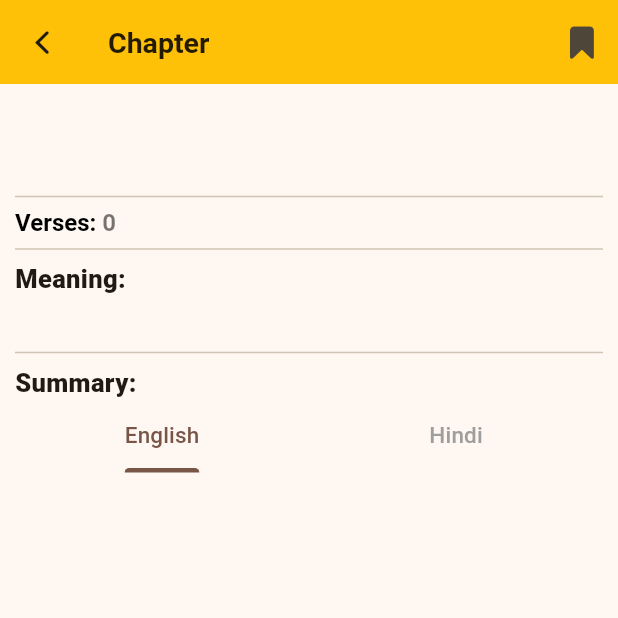
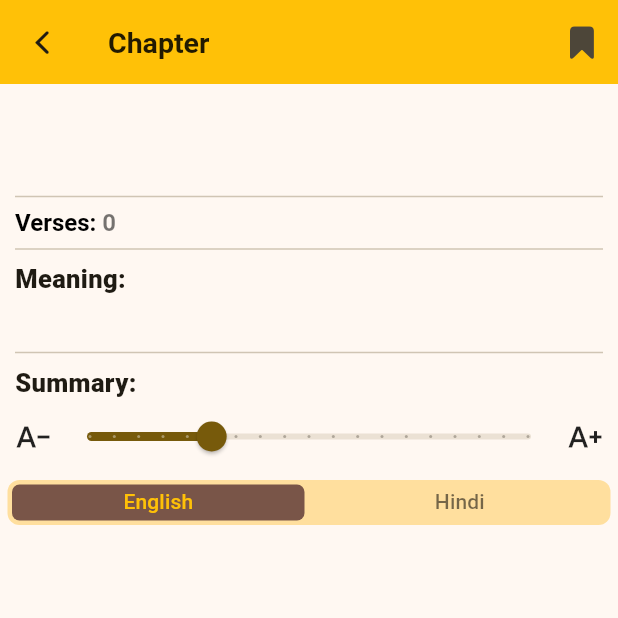
Before and after one commit to Aman-Sirmaur19/Shreemad_Bhagavad_Geeta_App, a Flutter app: the SummaryScreen screen opened directly with empty values, after a tap on an icon or button, on a phone screen of 412 x 824 dp, the top half of it. Run offline on Flutter 3.47's test engine with Material 3 defaults, Android fonts, the phone set to English and light mode, and no system bars; our stand-ins replace flutter_tts, google_mobile_ads, hive, hive_flutter; missing offline and left inert: in_app_update, translator; accounts and stored records are empty; network calls fail.

Commit message:
Implemented font size slider feature & large view area for summary and description.

```diff
--- /dev/null
+++ b/lib/providers/font_size_provider.dart
@@ -0,0 +1,26 @@
+import 'package:flutter/material.dart';
+import 'package:hive/hive.dart';
+
+class FontSizeProvider extends ChangeNotifier {
+  static const String _boxName = 'settings';
+  static const String _fontSizeKey = 'fontSize';
+
+  double _fontSize = 17;
+
+  double get fontSize => _fontSize;
+
+  FontSizeProvider() {
+    _loadFontSize();
+  }
+
+  void _loadFontSize() {
+    final box = Hive.box(_boxName);
+    _fontSize = box.get(_fontSizeKey, defaultValue: 17.0);
+  }
+
+  void setFontSize(double value) {
+    _fontSize = value;
+    Hive.box(_boxName).put(_fontSizeKey, value);
+    notifyListeners();
+  }
+}
--- a/lib/screens/tabs/summary_screen.dart
+++ b/lib/screens/tabs/summary_screen.dart
@@ -6,9 +6,11 @@ import 'package:hive/hive.dart';
 import 'package:provider/provider.dart';
 
 import '../../widgets/custom_banner_ad.dart';
+import '../../widgets/font_size_slider.dart';
 import '../../services/translation_service.dart';
 import '../../providers/language_provider.dart';
 import '../../providers/bookmarks_provider.dart';
+import '../../providers/font_size_provider.dart';
 
 class SummaryScreen extends StatefulWidget {
   final dynamic chapter;
@@ -19,9 +21,14 @@ class SummaryScreen extends StatefulWidget {
   State<SummaryScreen> createState() => _SummaryScreenState();
 }
 
-class _SummaryScreenState extends State<SummaryScreen> {
-  String selectedLanguage = 'en';
-  String selectedLanguageName = 'English';
+class _SummaryScreenState extends State<SummaryScreen>
+    with TickerProviderStateMixin {
+  String _selectedLanguage = 'en';
+  String _selectedLanguageName = 'English';
+  late TabController _tabController;
+
+  /// Cache the translation future so it does not reload on every setState
+  late Future<String?> _translationFuture;
 
   void _toggleBookmark(String chapterNumber) {
     var box = Hive.box<String>('summaryBookmarks');
@@ -38,15 +45,54 @@ class _SummaryScreenState extends State<SummaryScreen> {
   }
 
   @override
+  void initState() {
+    super.initState();
+    _tabController = TabController(
+      length: 1,
+      vsync: this,
+    );
+    // initialize with default chapter summary (English)
+    _translationFuture = Future.value(widget.chapter['chapter_summary']);
+  }
+
+  @override
+  void didChangeDependencies() {
+    super.didChangeDependencies();
+    final languageProvider = Provider.of<LanguageProvider>(context);
+    final newLang = languageProvider.selectedLanguage;
+    final newLangName = languageProvider.selectedLanguageName;
+    if (newLang != _selectedLanguage) {
+      _selectedLanguage = newLang;
+      _selectedLanguageName = newLangName;
+      // update translation future
+      if (_selectedLanguage == 'en') {
+        _translationFuture = Future.value(widget.chapter['chapter_summary']);
+      } else {
+        _translationFuture = TranslationService.translate(
+          widget.chapter['chapter_summary'],
+          _selectedLanguage,
+        );
+      }
+      // update tab count
+      final tabCount = (_selectedLanguageName == 'English') ? 1 : 2;
+      _tabController.dispose();
+      _tabController = TabController(length: tabCount, vsync: this);
+    }
+  }
+
+  @override
+  void dispose() {
+    _tabController.dispose();
+    super.dispose();
+  }
+
+  @override
   Widget build(BuildContext context) {
     final bookmarksProvider =
         Provider.of<BookmarksProvider>(context, listen: false);
-    final languageProvider = Provider.of<LanguageProvider>(context);
-    selectedLanguage = languageProvider.selectedLanguage;
-    selectedLanguageName = languageProvider.selectedLanguageName;
-    return DefaultTabController(
-      length: selectedLanguageName == 'English' ? 1 : 2,
-      child: Scaffold(
+    final fontSize = Provider.of<FontSizeProvider>(context).fontSize;
+
+    return Scaffold(
       appBar: AppBar(
         leading: IconButton(
           onPressed: () => Navigator.of(context).pop(),
@@ -57,8 +103,8 @@ class _SummaryScreenState extends State<SummaryScreen> {
         actions: [
           IconButton(
             onPressed: () {
-                setState(() => _toggleBookmark(
-                    widget.chapter['chapter_number'].toString()));
+              setState(() =>
+                  _toggleBookmark(widget.chapter['chapter_number'].toString()));
               bookmarksProvider.loadChaptersBookmark();
             },
             tooltip: 'Bookmark',
@@ -71,22 +117,55 @@ class _SummaryScreenState extends State<SummaryScreen> {
         ],
       ),
       bottomNavigationBar: const CustomBannerAd(),
-        body: FutureBuilder(
-            future: TranslationService.translate(
-                widget.chapter['chapter_summary'], selectedLanguage),
-            builder: (context, translationSnapshot) {
-              if (translationSnapshot.connectionState ==
-                  ConnectionState.waiting) {
+      body: FutureBuilder<String?>(
+        future: _translationFuture,
+        builder: (context, snapshot) {
+          if (snapshot.connectionState == ConnectionState.waiting) {
             return const Center(child: CircularProgressIndicator());
           }
-              if (translationSnapshot.hasError) {
+          if (snapshot.hasError) {
             return const Center(child: Text("Error translating text"));
           }
-              final translatedSummary = selectedLanguage == 'en'
-                  ? widget.chapter['chapter_summary']
-                  : translationSnapshot.data;
-              return Padding(
+
+          final original = widget.chapter['chapter_summary'] as String;
+          final translated = snapshot.data ?? original;
+          final isOnlyEnglish = _selectedLanguageName == 'English';
+
+          // build tab views with dynamic font size
+          final tabViews = <Widget>[
+            SingleChildScrollView(
               padding: const EdgeInsets.all(10),
+              child: Text(
+                original,
+                style: TextStyle(
+                  fontSize: fontSize,
+                  color: Colors.black54,
+                  fontWeight: FontWeight.bold,
+                ),
+              ),
+            ),
+          ];
+          if (!isOnlyEnglish) {
+            tabViews.add(
+              SingleChildScrollView(
+                padding: const EdgeInsets.all(10),
+                child: Text(
+                  translated,
+                  style: TextStyle(
+                    fontSize: fontSize,
+                    color: Colors.black54,
+                    fontWeight: FontWeight.bold,
+                  ),
+                ),
+              ),
+            );
+          }
+
+          return NestedScrollView(
+            headerSliverBuilder: (context, _) => [
+              SliverToBoxAdapter(
+                child: Padding(
+                  padding: const EdgeInsets.only(left: 10, right: 10, top: 10),
                   child: Column(
                     crossAxisAlignment: CrossAxisAlignment.start,
                     children: [
@@ -122,8 +201,10 @@ class _SummaryScreenState extends State<SummaryScreen> {
                                 fontSize: 16,
                                 color: Colors.black54,
                                 fontWeight: FontWeight.bold,
-                                ))
-                          ]),
+                              ),
+                            ),
+                          ],
+                        ),
                       ),
                       const Divider(),
                       const Text(
@@ -150,58 +231,74 @@ class _SummaryScreenState extends State<SummaryScreen> {
                           fontWeight: FontWeight.w800,
                         ),
                       ),
-                    TabBar(
-                      dividerHeight: .3,
-                      dividerColor: Colors.transparent,
-                      labelColor: Colors.brown,
-                      indicatorColor: Colors.brown,
-                      unselectedLabelColor: Colors.grey,
-                      labelStyle: const TextStyle(
-                        fontSize: 15,
-                        fontWeight: FontWeight.w500,
-                      ),
-                      tabs: [
-                        const Tab(text: 'English'),
-                        if (selectedLanguageName != 'English')
-                          Tab(text: selectedLanguageName),
                     ],
-                    ),
-                    const SizedBox(height: 8),
-                    Expanded(
-                      child: TabBarView(
-                        children: [
-                          SingleChildScrollView(
-                            physics: const BouncingScrollPhysics(),
-                            child: Text(
-                              widget.chapter['chapter_summary'],
-                              style: const TextStyle(
-                                fontSize: 17,
-                                color: Colors.black54,
-                                fontWeight: FontWeight.bold,
                   ),
                 ),
               ),
-                          if (selectedLanguageName != 'English')
-                            SingleChildScrollView(
-                              physics: const BouncingScrollPhysics(),
-                              child: Text(
-                                translatedSummary ??
-                                    widget.chapter['chapter_summary'],
-                                style: const TextStyle(
-                                  fontSize: 17,
-                                  color: Colors.black54,
-                                  fontWeight: FontWeight.bold,
+              const SliverToBoxAdapter(child: FontSizeSlider()),
+              SliverPersistentHeader(
+                pinned: true,
+                delegate: _SliverTabBarDelegate(
+                  TabBar(
+                    controller: _tabController,
+                    tabs: [
+                      const Tab(text: 'English'),
+                      if (!isOnlyEnglish) Tab(text: _selectedLanguageName),
+                    ],
+                    indicator: BoxDecoration(
+                      color: Colors.brown,
+                      borderRadius: BorderRadius.circular(5),
                     ),
+                    labelColor: Colors.amber,
+                    unselectedLabelColor: Colors.black54,
+                    indicatorSize: TabBarIndicatorSize.tab,
+                    labelPadding: EdgeInsets.zero,
+                    indicatorPadding: const EdgeInsets.all(3),
+                    dividerColor: Colors.transparent,
+                  ),
+                  context,
                 ),
               ),
             ],
-                      ),
-                    ),
-                  ],
+            body: TabBarView(
+              controller: _tabController,
+              physics: const BouncingScrollPhysics(),
+              children: tabViews,
             ),
           );
-            }),
+        },
       ),
     );
   }
 }
+
+class _SliverTabBarDelegate extends SliverPersistentHeaderDelegate {
+  final TabBar tabBar;
+  final BuildContext context;
+
+  _SliverTabBarDelegate(this.tabBar, this.context);
+
+  @override
+  Widget build(
+      BuildContext context, double shrinkOffset, bool overlapsContent) {
+    return Container(
+      height: 40,
+      margin: const EdgeInsets.all(5),
+      decoration: BoxDecoration(
+        color: Theme.of(this.context).colorScheme.primaryContainer,
+        borderRadius: BorderRadius.circular(8),
+      ),
+      child: tabBar,
+    );
+  }
+
+  @override
+  double get maxExtent => 40;
+
+  @override
+  double get minExtent => 40;
+
+  @override
+  bool shouldRebuild(covariant SliverPersistentHeaderDelegate oldDelegate) =>
+      true;
+}
--- a/lib/widgets/custom_banner_ad.dart
+++ b/lib/widgets/custom_banner_ad.dart
@@ -21,7 +21,7 @@ class _CustomBannerAdState extends State<CustomBannerAd> {
   @override
   void initState() {
     super.initState();
-    _initializeNativeAd();
+    _initializeBannerAd();
   }
 
   Future<void> _initializeBannerAd() async {
@@ -36,9 +36,12 @@ class _CustomBannerAdState extends State<CustomBannerAd> {
           });
         },
         onAdFailedToLoad: (ad, error) {
+          log('Failed to load banner ad: ${error.message}');
           ad.dispose();
-          isBannerAdLoaded = false;
-          log('Failed to load banner ad: ${error.message}');
+          setState(() {
+            isBannerAdLoaded = false;
+          });
+          _initializeNativeAd();
         },
       ),
     );
@@ -70,7 +73,6 @@ class _CustomBannerAdState extends State<CustomBannerAd> {
           setState(() {
             isNativeAdLoaded = false;
           });
-          _initializeBannerAd();
         },
       ),
     );
@@ -86,10 +88,10 @@ class _CustomBannerAdState extends State<CustomBannerAd> {
 
   @override
   Widget build(BuildContext context) {
-    return isNativeAdLoaded
-        ? SizedBox(height: 85, child: AdWidget(ad: nativeAd))
-        : isBannerAdLoaded
-            ? SizedBox(height: 50, child: AdWidget(ad: bannerAd))
+    return isBannerAdLoaded
+        ? SizedBox(height: 50, child: AdWidget(ad: bannerAd))
+        : isNativeAdLoaded
+            ? SizedBox(height: 85, child: AdWidget(ad: nativeAd))
             : const SizedBox();
   }
 }
--- /dev/null
+++ b/lib/widgets/font_size_slider.dart
@@ -0,0 +1,32 @@
+import 'package:flutter/material.dart';
+import 'package:provider/provider.dart';
+
+import '../providers/font_size_provider.dart';
+
+class FontSizeSlider extends StatelessWidget {
+  const FontSizeSlider({super.key});
+
+  @override
+  Widget build(BuildContext context) {
+    final fontSizeProvider = Provider.of<FontSizeProvider>(context);
+    return Padding(
+      padding: const EdgeInsets.symmetric(horizontal: 10),
+      child: Row(
+        children: [
+          const Icon(Icons.text_decrease),
+          Expanded(
+            child: Slider(
+              min: 12,
+              max: 30,
+              divisions: 18,
+              value: fontSizeProvider.fontSize,
+              label: fontSizeProvider.fontSize.toStringAsFixed(0),
+              onChanged: (value) => fontSizeProvider.setFontSize(value),
+            ),
+          ),
+          const Icon(Icons.text_increase),
+        ],
+      ),
+    );
+  }
+}
--- a/pubspec.yaml
+++ b/pubspec.yaml
@@ -16,7 +16,7 @@ publish_to: 'none' # Remove this line if you wish to publish to pub.dev
 # https://developer.apple.com/library/archive/documentation/General/Reference/InfoPlistKeyReference/Articles/CoreFoundationKeys.html
 # In Windows, build-name is used as the major, minor, and patch parts
 # of the product and file versions while build-number is used as the build suffix.
-version: 1.0.4+4
+version: 1.0.5+5
 
 environment:
   sdk: '>=3.2.5 <4.0.0'
```
Also changed, not shown: lib/main.dart (+5 -2 lines), lib/screens/tabs/verses/verse_screen.dart (+196 -66 lines). Lines whose indentation alone changed are shown as unchanged.
